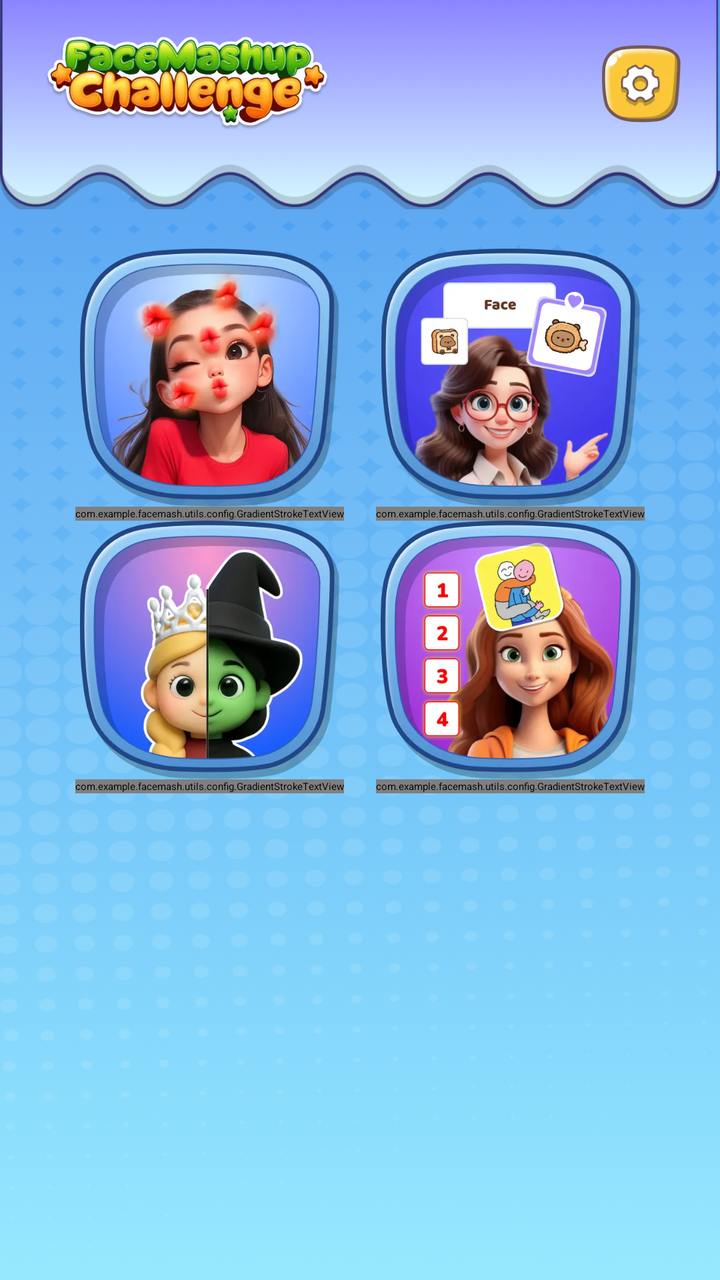
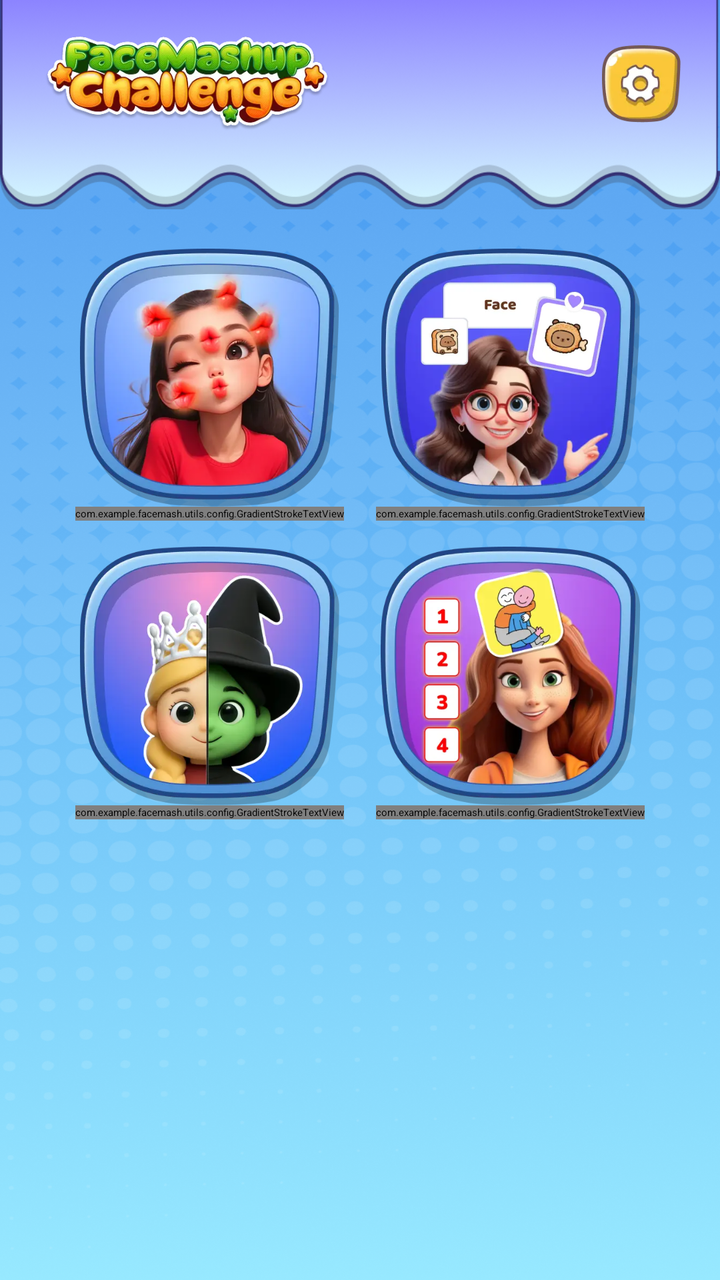

Before-and-after screenshots of an Android layout around one commit, followed by the original layout XML and the change that was made.
<!-- AndroidManifest.xml: application theme Theme.App.Starting -->
<!-- res/layout/fragment_all_game.xml -->
<?xml version="1.0" encoding="utf-8"?>
<androidx.constraintlayout.widget.ConstraintLayout xmlns:android="http://schemas.android.com/apk/res/android"
    xmlns:app="http://schemas.android.com/apk/res-auto"
    xmlns:tools="http://schemas.android.com/tools"
    android:layout_width="match_parent"
    android:layout_height="match_parent"
    android:background="@drawable/bg_home">

    <androidx.constraintlayout.widget.Guideline
        android:id="@+id/my_horizontal_guideline"
        android:layout_width="wrap_content"
        android:layout_height="wrap_content"
        android:orientation="horizontal"
        app:layout_constraintGuide_percent="0.0658" />

    <ImageView
        android:id="@+id/img_above"
        android:layout_width="match_parent"
        android:layout_height="0dp"
        android:scaleType="centerCrop"
        android:src="@drawable/bg_home_above"
        app:layout_constraintDimensionRatio="412:120"
        app:layout_constraintTop_toTopOf="parent"/>

    <ImageView
        android:id="@+id/logo"
        android:layout_width="@dimen/_136sdp"
        android:layout_height="0dp"
        android:layout_marginStart="@dimen/_18sdp"
        android:src="@drawable/img_all_game"
        app:layout_constraintBottom_toBottomOf="@id/my_horizontal_guideline"
        app:layout_constraintDimensionRatio="150:48"
        app:layout_constraintStart_toStartOf="parent"
        app:layout_constraintTop_toTopOf="@id/my_horizontal_guideline" />

    <ImageView
        android:id="@+id/btn_setting"
        android:layout_width="@dimen/_36sdp"
        android:layout_height="@dimen/_36sdp"
        android:layout_marginEnd="@dimen/_18sdp"
        android:src="@drawable/ic_setting"
        app:layout_constraintBottom_toBottomOf="@+id/logo"
        app:layout_constraintDimensionRatio="150:48"
        app:layout_constraintEnd_toEndOf="parent"
        app:layout_constraintTop_toTopOf="@+id/logo" />

    <ImageView
        android:id="@+id/btn_lip_pose"
        android:layout_width="0dp"
        android:layout_height="0dp"
        android:layout_marginStart="@dimen/_36sdp"
        android:layout_marginTop="@dimen/_18sdp"
        android:layout_marginEnd="@dimen/_18sdp"
        android:src="@drawable/img_lip_poses"
        app:layout_constraintDimensionRatio="154:152"
        app:layout_constraintEnd_toStartOf="@+id/btn_this_or_that"
        app:layout_constraintStart_toStartOf="parent"
        app:layout_constraintTop_toBottomOf="@+id/img_above" />

    <com.example.facemash.utils.config.GradientStrokeTextView
        android:id="@+id/textView2"
        android:layout_width="wrap_content"
        android:layout_height="wrap_content"
        android:fontFamily="@font/grandstander_extrabold"
        android:text="Lip Pose"

        app:shadowColor="#000000"
        app:shadowDy="2dp"
        app:strokeColor="@color/black"
        app:strokeWidth="1.5dp"

        android:textColor="@color/white"
        android:textSize="@dimen/_14ssp"
        app:layout_constraintEnd_toEndOf="@+id/btn_lip_pose"
        app:layout_constraintStart_toStartOf="@+id/btn_lip_pose"
        app:layout_constraintTop_toBottomOf="@+id/btn_lip_pose"/>

    <ImageView
        android:id="@+id/btn_this_or_that"
        android:layout_width="0dp"
        android:layout_height="0dp"
        android:layout_marginEnd="@dimen/_36sdp"
        android:src="@drawable/img_this_or_that"
        app:layout_constraintBottom_toBottomOf="@+id/btn_lip_pose"
        app:layout_constraintDimensionRatio="154:152"
        app:layout_constraintEnd_toEndOf="parent"
        app:layout_constraintStart_toEndOf="@+id/btn_lip_pose"
        app:layout_constraintTop_toTopOf="@+id/btn_lip_pose" />

    <com.example.facemash.utils.config.GradientStrokeTextView
        android:id="@+id/textView3"
        android:layout_width="wrap_content"
        android:layout_height="wrap_content"
        android:fontFamily="@font/grandstander_extrabold"
        android:shadowColor="#000000"

        app:shadowColor="#000000"
        app:shadowDy="2dp"
        app:strokeColor="@color/black"
        app:strokeWidth="1.5dp"
        android:text="This or That"

        android:textColor="@color/white"
        android:textSize="@dimen/_14ssp"
        app:layout_constraintEnd_toEndOf="@+id/btn_this_or_that"
        app:layout_constraintStart_toStartOf="@+id/btn_this_or_that"
        app:layout_constraintTop_toBottomOf="@+id/btn_lip_pose" />

    <ImageView
        android:id="@+id/btn_princess_or_witch"
        android:layout_width="0dp"
        android:layout_height="0dp"
        android:layout_marginEnd="@dimen/_18sdp"
        android:src="@drawable/img_princess_or_witch"
        app:layout_constraintDimensionRatio="154:152"
        app:layout_constraintEnd_toStartOf="@id/btn_ranking"
        app:layout_constraintStart_toStartOf="@id/btn_lip_pose"
        app:layout_constraintTop_toBottomOf="@+id/textView2" />

    <com.example.facemash.utils.config.GradientStrokeTextView
        android:id="@+id/textView4"
        android:layout_width="wrap_content"
        android:layout_height="wrap_content"
        android:fontFamily="@font/grandstander_extrabold"
        android:textStyle="bold"

        android:text="Princess or Witch"

        app:shadowColor="#000000"
        app:shadowDy="2dp"
        app:strokeColor="@color/black"
        app:strokeWidth="1.5dp"

        android:textColor="@color/white"
        android:textSize="@dimen/_14ssp"
        app:layout_constraintEnd_toEndOf="@+id/btn_lip_pose"
        app:layout_constraintStart_toStartOf="@+id/btn_lip_pose"
        app:layout_constraintTop_toBottomOf="@+id/btn_princess_or_witch" />

    <ImageView
        android:id="@+id/btn_ranking"
        android:layout_width="0dp"
        android:layout_height="0dp"
        android:src="@drawable/img_ranking"
        app:layout_constraintBottom_toBottomOf="@+id/btn_princess_or_witch"
        app:layout_constraintDimensionRatio="154:152"
        app:layout_constraintEnd_toEndOf="@+id/btn_this_or_that"
        app:layout_constraintStart_toEndOf="@+id/btn_princess_or_witch"
        app:layout_constraintTop_toTopOf="@+id/btn_princess_or_witch" />

    <com.example.facemash.utils.config.GradientStrokeTextView
        android:id="@+id/textView5"
        android:layout_width="wrap_content"
        android:layout_height="wrap_content"
        android:fontFamily="@font/grandstander_extrabold"
        android:shadowColor="#000000"
        android:text="Ranking"

        app:shadowColor="#000000"
        app:shadowDy="2dp"
        app:strokeColor="@color/black"
        app:strokeWidth="1.5dp"

        android:textColor="@color/white"
        android:textSize="@dimen/_14ssp"
        app:layout_constraintEnd_toEndOf="@+id/btn_this_or_that"
        app:layout_constraintStart_toStartOf="@+id/btn_this_or_that"
        app:layout_constraintTop_toBottomOf="@+id/btn_ranking" />

</androidx.constraintlayout.widget.ConstraintLayout>
<!-- resources referenced by this layout -->
<resources>
  <color name="black">#FF000000</color>
  <color name="white">#FFFFFFFF</color>
  <dimen name="_136sdp">420.36dp</dimen>
  <dimen name="_14ssp">47.60sp</dimen>
  <dimen name="_18sdp">55.64dp</dimen>
  <dimen name="_36sdp">111.27dp</dimen>
  <!-- drawable bg_home: png bitmap (drawable, 736653 bytes) -->
  <!-- drawable bg_home_above: png bitmap (drawable, 69369 bytes) -->
  <!-- drawable ic_setting: webp bitmap (drawable, 2838 bytes) -->
  <!-- drawable img_all_game: webp bitmap (drawable, 24460 bytes) -->
  <!-- drawable img_lip_poses: webp bitmap (drawable, 24686 bytes) -->
  <!-- drawable img_princess_or_witch: webp bitmap (drawable, 24566 bytes) -->
  <!-- drawable img_ranking: webp bitmap (drawable, 28798 bytes) -->
  <!-- drawable img_this_or_that: webp bitmap (drawable, 27806 bytes) -->
  <style name="Theme.App.Starting" parent="Theme.SplashScreen">
          <item name="windowSplashScreenBackground">@color/white</item>
          <item name="windowSplashScreenAnimatedIcon">@mipmap/ic_launcher</item>
          <item name="postSplashScreenTheme">@style/Theme.MyApp</item>
      </style>
  <style name="Theme.MyApp" parent="Theme.MaterialComponents.DayNight.NoActionBar">
      </style>
</resources>

<!-- the commit's change to res/layout/fragment_all_game.xml (unified diff, before → after) -->
@@ -111,6 +111,7 @@
         android:layout_width="0dp"
         android:layout_height="0dp"
         android:layout_marginEnd="@dimen/_18sdp"
+        android:layout_marginTop="@dimen/_12sdp"
         android:src="@drawable/img_princess_or_witch"
         app:layout_constraintDimensionRatio="154:152"
         app:layout_constraintEnd_toStartOf="@id/btn_ranking"
<!-- resource entries referenced after the edit -->
@@ -2,6 +2,7 @@
 <resources>
   <color name="black">#FF000000</color>
   <color name="white">#FFFFFFFF</color>
+  <dimen name="_12sdp">37.09dp</dimen>
   <dimen name="_136sdp">420.36dp</dimen>
   <dimen name="_14ssp">47.60sp</dimen>
   <dimen name="_18sdp">55.64dp</dimen>
